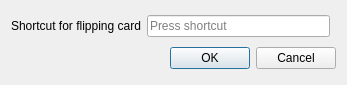
gitalnabi/anki_persistent_editor, file designer/settings.ui: the form before one commit.
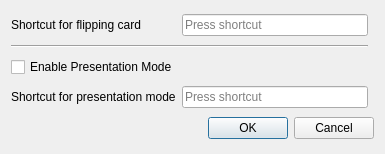
The form after the commit.

Commit message: Add presentation mode in settings GUI only

```diff
--- a/designer/settings.ui
+++ b/designer/settings.ui
@@ -6,8 +6,8 @@
    <rect>
     <x>0</x>
     <y>0</y>
-    <width>347</width>
-    <height>85</height>
+    <width>385</width>
+    <height>154</height>
    </rect>
   </property>
   <property name="sizePolicy">
@@ -20,17 +20,27 @@
    <string>Persistent Editor Settings</string>
   </property>
   <layout class="QGridLayout" name="gridLayout">
-   <item row="0" column="0">
-    <widget class="QLabel" name="flipLabel">
-     <property name="text">
-      <string>Shortcut for flipping card</string>
+   <item row="3" column="1">
+    <widget class="QKeySequenceEdit" name="presentationShortcut">
+     <property name="toolTip">
+      <string>&lt;html&gt;&lt;head/&gt;&lt;body&gt;&lt;p&gt;While in presentation mode, the persistent editor will &lt;span style=&quot; font-weight:600;&quot;&gt;not&lt;/span&gt; obscure the fields, when the card is currently showing the frontside of the card. This shortcut can be triggered in the editor. (default: &amp;quot;Ctrl+P&amp;quot;)&lt;/p&gt;&lt;/body&gt;&lt;/html&gt;</string>
      </property>
     </widget>
    </item>
    <item row="0" column="1">
     <widget class="QKeySequenceEdit" name="flipShortcut"/>
    </item>
-   <item row="1" column="1" colspan="2">
+   <item row="3" column="0">
+    <widget class="QLabel" name="presentationLabel">
+     <property name="toolTip">
+      <string>&lt;html&gt;&lt;head/&gt;&lt;body&gt;&lt;p&gt;While in presentation mode, the persistent editor will &lt;span style=&quot; font-weight:600;&quot;&gt;not&lt;/span&gt; obscure the fields, when the card is currently showing the frontside of the card. This shortcut can be triggered in the editor. (default: &amp;quot;Ctrl+P&amp;quot;)&lt;/p&gt;&lt;/body&gt;&lt;/html&gt;</string>
+     </property>
+     <property name="text">
+      <string>Shortcut for presentation mode</string>
+     </property>
+    </widget>
+   </item>
+   <item row="4" column="1" colspan="2">
     <widget class="QDialogButtonBox" name="buttonBox">
      <property name="orientation">
       <enum>Qt::Horizontal</enum>
@@ -40,6 +50,33 @@
      </property>
     </widget>
    </item>
+   <item row="2" column="0" colspan="2">
+    <widget class="QCheckBox" name="presentationCheckBox">
+     <property name="toolTip">
+      <string>&lt;html&gt;&lt;head/&gt;&lt;body&gt;&lt;p&gt;While in presentation mode, the persistent editor will &lt;span style=&quot; font-weight:600;&quot;&gt;not&lt;/span&gt; obscure the fields, when the card is currently showing the frontside of the card.&lt;/p&gt;&lt;/body&gt;&lt;/html&gt;</string>
+     </property>
+     <property name="text">
+      <string>Enable Presentation Mode</string>
+     </property>
+    </widget>
+   </item>
+   <item row="0" column="0">
+    <widget class="QLabel" name="flipLabel">
+     <property name="toolTip">
+      <string>&lt;html&gt;&lt;head/&gt;&lt;body&gt;&lt;p&gt;Use this shortcut to flip between the front and the back of a given card. Can be used in the reviewer window. (default: &amp;quot;C&amp;quot;)&lt;/p&gt;&lt;/body&gt;&lt;/html&gt;</string>
+     </property>
+     <property name="text">
+      <string>Shortcut for flipping card</string>
+     </property>
+    </widget>
+   </item>
+   <item row="1" column="0" colspan="2">
+    <widget class="Line" name="line">
+     <property name="orientation">
+      <enum>Qt::Horizontal</enum>
+     </property>
+    </widget>
+   </item>
   </layout>
  </widget>
  <resources/>
```
Left out of the diff: 6 changed lines with no effect on the pictures. The commit also changes 3 other files.
